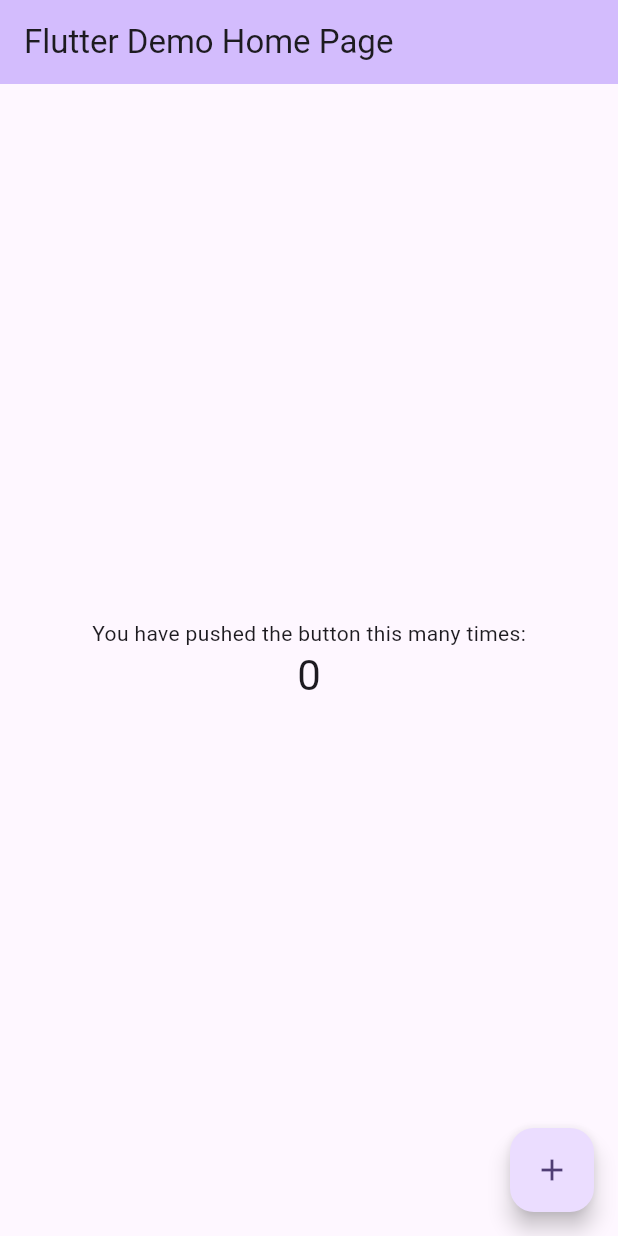
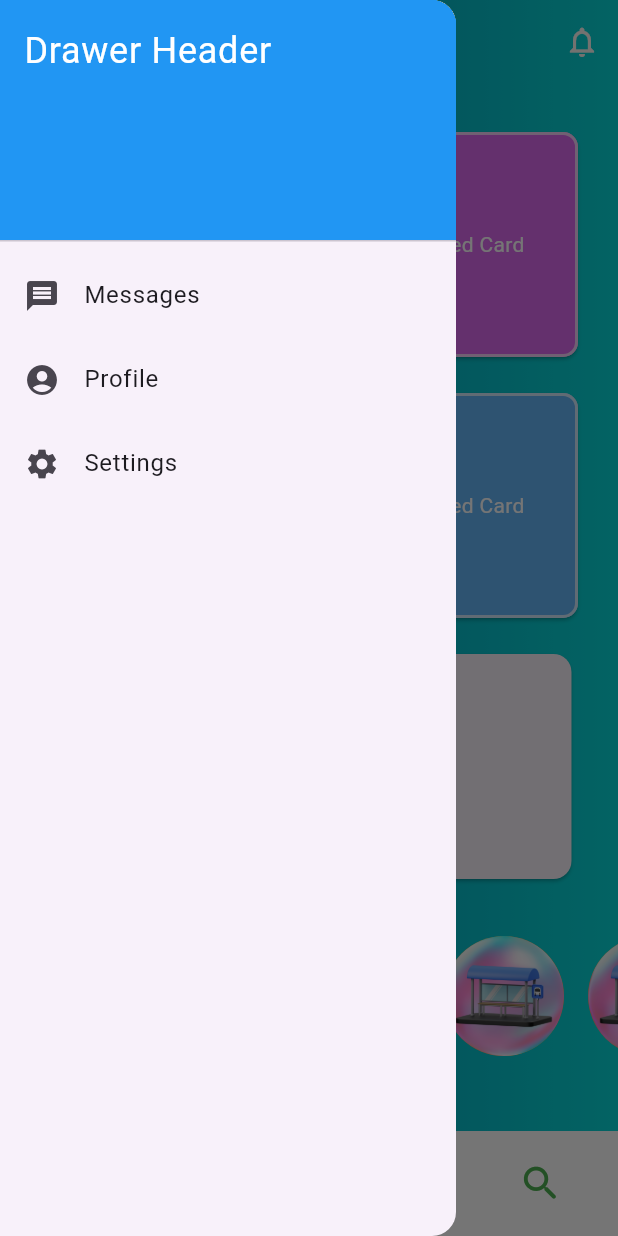
Before and after one commit to MustafaOzkaya1/akillisehir, a Flutter app: the screen it shows after launch, with the side drawer open (before the commit the screen has no drawer), on a phone screen of 412 x 824 dp. Run offline on Flutter 3.47's test engine with Material 3 defaults, Android fonts, the phone set to English and light mode, and no system bars; drawn by our look-alikes of sliding_clipped_nav_bar.

Commit message:
hompage updated

```diff
--- /dev/null
+++ b/lib/controllers/functions/funtions.dart
@@ -0,0 +1,5 @@
+ //!FONKSİYONLARI BURANIN ALTINDA TANIMLA
+
+
+
+import 'package:flutter/material.dart';
--- /dev/null
+++ b/lib/controllers/variables/variables.dart
@@ -0,0 +1,14 @@
+import 'package:akillisehir/models/colors/colors.dart';
+import 'package:flutter/material.dart';
+ // TODO: DEĞİŞKENLERİ BURADA TANIMLA
+
+
+
+var appBarTextStyle = TextStyle(fontWeight: FontWeight.bold,color: acikRenkBeyaz2);
+
+String selectedPage = '';
+String selectedIndex = '';
+
+const edgeInsetsCard = const EdgeInsets.all(8.0);
+
+const edgeInsetsRow = const EdgeInsets.only(top:20);
--- a/lib/main.dart
+++ b/lib/main.dart
@@ -1,3 +1,4 @@
+import 'package:akillisehir/views/homeview/homepage.dart';
 import 'package:flutter/material.dart';
 
 void main() {
@@ -12,114 +13,12 @@
   Widget build(BuildContext context) {
     return MaterialApp(
       title: 'Flutter Demo',
+      debugShowCheckedModeBanner: false,
       theme: ThemeData(
-        // This is the theme of your application.
-        //
-        // TRY THIS: Try running your application with "flutter run". You'll see
-        // the application has a purple toolbar. Then, without quitting the app,
-        // try changing the seedColor in the colorScheme below to Colors.green
-        // and then invoke "hot reload" (save your changes or press the "hot
-        // reload" button in a Flutter-supported IDE, or press "r" if you used
-        // the command line to start the app).
-        //
-        // Notice that the counter didn't reset back to zero; the application
-        // state is not lost during the reload. To reset the state, use hot
-        // restart instead.
-        //
-        // This works for code too, not just values: Most code changes can be
-        // tested with just a hot reload.
         colorScheme: ColorScheme.fromSeed(seedColor: Colors.deepPurple),
         useMaterial3: true,
       ),
-      home: const MyHomePage(title: 'Flutter Demo Home Page'),
+      home: const Homepage(),
     );
   }
 }
-
-class MyHomePage extends StatefulWidget {
-  const MyHomePage({super.key, required this.title});
-
-  // This widget is the home page of your application. It is stateful, meaning
-  // that it has a State object (defined below) that contains fields that affect
-  // how it looks.
-
-  // This class is the configuration for the state. It holds the values (in this
-  // case the title) provided by the parent (in this case the App widget) and
-  // used by the build method of the State. Fields in a Widget subclass are
-  // always marked "final".
-
-  final String title;
-
-  @override
-  State<MyHomePage> createState() => _MyHomePageState();
-}
-
-class _MyHomePageState extends State<MyHomePage> {
-  int _counter = 0;
-
-  void _incrementCounter() {
-    setState(() {
-      // This call to setState tells the Flutter framework that something has
-      // changed in this State, which causes it to rerun the build method below
-      // so that the display can reflect the updated values. If we changed
-      // _counter without calling setState(), then the build method would not be
-      // called again, and so nothing would appear to happen.
-      _counter++;
-    });
-  }
-
-  @override
-  Widget build(BuildContext context) {
-    // This method is rerun every time setState is called, for instance as done
-    // by the _incrementCounter method above.
-    //
-    // The Flutter framework has been optimized to make rerunning build methods
-    // fast, so that you can just rebuild anything that needs updating rather
-    // than having to individually change instances of widgets.
-    return Scaffold(
-      appBar: AppBar(
-        // TRY THIS: Try changing the color here to a specific color (to
-        // Colors.amber, perhaps?) and trigger a hot reload to see the AppBar
-        // change color while the other colors stay the same.
-        backgroundColor: Theme.of(context).colorScheme.inversePrimary,
-        // Here we take the value from the MyHomePage object that was created by
-        // the App.build method, and use it to set our appbar title.
-        title: Text(widget.title),
-      ),
-      body: Center(
-        // Center is a layout widget. It takes a single child and positions it
-        // in the middle of the parent.
-        child: Column(
-          // Column is also a layout widget. It takes a list of children and
-          // arranges them vertically. By default, it sizes itself to fit its
-          // children horizontally, and tries to be as tall as its parent.
-          //
-          // Column has various properties to control how it sizes itself and
-          // how it positions its children. Here we use mainAxisAlignment to
-          // center the children vertically; the main axis here is the vertical
-          // axis because Columns are vertical (the cross axis would be
-          // horizontal).
-          //
-          // TRY THIS: Invoke "debug painting" (choose the "Toggle Debug Paint"
-          // action in the IDE, or press "p" in the console), to see the
-          // wireframe for each widget.
-          mainAxisAlignment: MainAxisAlignment.center,
-          children: <Widget>[
-            const Text(
-              'You have pushed the button this many times:',
-            ),
-            Text(
-              '$_counter',
-              style: Theme.of(context).textTheme.headlineMedium,
-            ),
-          ],
-        ),
-      ),
-      floatingActionButton: FloatingActionButton(
-        onPressed: _incrementCounter,
-        tooltip: 'Increment',
-        child: const Icon(Icons.add),
-      ), // This trailing comma makes auto-formatting nicer for build methods.
-    );
-  }
-}
--- /dev/null
+++ b/lib/models/colors/colors.dart
@@ -0,0 +1,8 @@
+import 'dart:ui';
+//RENK TANIMLAMASI BURADA YAPILIR
+var koyuSiyah = const Color(0xFF011226);
+var koyuMavi= const Color(0xFF01365C);
+var ortaMavi = const Color(0xFF0677A7);
+var renkMavi = const Color(0xFF0467A5);
+var renkTurkuaz = const Color(0xFF07D8D8);
+var acikRenkBeyaz2 = const Color(0xFFFAF9F5);
--- /dev/null
+++ b/lib/views/homeview/homepage.dart
@@ -0,0 +1,315 @@
+import 'package:akillisehir/controllers/variables/variables.dart';
+import 'package:akillisehir/models/colors/colors.dart';
+import 'package:flutter/material.dart';
+import 'package:sliding_clipped_nav_bar/sliding_clipped_nav_bar.dart';
+
+class Homepage extends StatefulWidget {
+  const Homepage({super.key});
+
+  @override
+  State<Homepage> createState() => _HomepageState();
+}
+
+class _HomepageState extends State<Homepage> {
+  int selectedIndex = 0;
+  final PageController pageController = PageController();
+
+  // Görsellerin yollarını liste olarak tanımlayın
+  final List<String> imagePaths = [
+    'images/icon1.png',
+    'images/icon2.png',
+    'images/icon2.png',
+    'images/icon2.png',
+    'images/icon2.png',
+  ];
+
+  @override
+  Widget build(BuildContext context) {
+    return Scaffold(
+      appBar: AppBar(
+        centerTitle: true,
+        leading: IconButton(
+          onPressed: () {},
+          icon: DrawerButton(
+            color: acikRenkBeyaz2,
+          ),
+        ),
+        actions: [
+          IconButton(
+            onPressed: () {},
+            icon: Icon(Icons.notifications_outlined, color: acikRenkBeyaz2),
+          ),
+        ],
+        title: Text(
+          "AKILLI İZMİR",
+          style: appBarTextStyle,
+        ),
+        flexibleSpace: Container(
+          decoration: BoxDecoration(
+            gradient: LinearGradient(
+              begin: Alignment.centerLeft,
+              end: Alignment.centerRight,
+              colors: <Color>[ortaMavi, renkTurkuaz],
+            ),
+          ),
+        ),
+      ),
+      drawer: Drawer(
+        child: ListView(
+          padding: EdgeInsets.zero,
+          children: <Widget>[
+            const DrawerHeader(
+              decoration: BoxDecoration(
+                color: Colors.blue,
+              ),
+              child: Text(
+                'Drawer Header',
+                style: TextStyle(
+                  color: Colors.white,
+                  fontSize: 24,
+                ),
+              ),
+            ),
+            ListTile(
+              leading: const Icon(Icons.message),
+              title: const Text('Messages'),
+              onTap: () {
+                setState(() {
+                  selectedPage = 'Messages';
+                });
+              },
+            ),
+            ListTile(
+              leading: const Icon(Icons.account_circle),
+              title: const Text('Profile'),
+              onTap: () {
+                setState(() {
+                  selectedPage = 'Profile';
+                });
+              },
+            ),
+            ListTile(
+              leading: const Icon(Icons.settings),
+              title: const Text('Settings'),
+              onTap: () {
+                setState(() {
+                  selectedPage = 'Settings';
+                });
+              },
+            ),
+          ],
+        ),
+      ),
+      body: PageView(
+        physics: const NeverScrollableScrollPhysics(),
+        controller: pageController,
+        children: [
+          // İlk sayfa
+          Container(
+            alignment: Alignment.center,
+            decoration: BoxDecoration(
+              gradient: LinearGradient(colors: [ortaMavi, renkTurkuaz]),
+            ),
+            child: Column(
+              children: [
+                Padding(
+                  padding: edgeInsetsRow,
+                  child: Row(
+                    mainAxisAlignment: MainAxisAlignment.spaceEvenly,
+                    children: [
+                      Padding(
+                        padding: edgeInsetsCard,
+                        child: Card(
+                          shape: RoundedRectangleBorder(
+                            side: BorderSide(color: Colors.white70, width: 2),
+                            borderRadius: BorderRadius.circular(10),
+                          ),
+                          child: _SampleCard(
+                            cardName: 'Elevated Card',
+                            cardColor: "amber",
+                          ),
+                        ),
+                      ),
+                      Padding(
+                        padding: edgeInsetsCard,
+                        child: Card(
+                          shape: RoundedRectangleBorder(
+                            side: BorderSide(color: Colors.white70, width: 2),
+                            borderRadius: BorderRadius.circular(10),
+                          ),
+                          child: _SampleCard(
+                            cardName: 'Elevated Card',
+                            cardColor: "purple",
+                          ),
+                        ),
+                      ),
+                    ],
+                  ),
+                ),
+                Row(
+                  mainAxisAlignment: MainAxisAlignment.spaceEvenly,
+                  children: [
+                    Padding(
+                      padding: edgeInsetsCard,
+                      child: Card(
+                        shape: RoundedRectangleBorder(
+                          side: BorderSide(color: Colors.white70, width: 2),
+                          borderRadius: BorderRadius.circular(10),
+                        ),
+                        child: _SampleCard(
+                          cardName: 'Elevated Card',
+                          cardColor: "red",
+                        ),
+                      ),
+                    ),
+                    Padding(
+                      padding: edgeInsetsCard,
+                      child: Card(
+                        shape: RoundedRectangleBorder(
+                          side: BorderSide(color: Colors.white70, width: 2),
+                          borderRadius: BorderRadius.circular(10),
+                        ),
+                        child: _SampleCard(
+                          cardName: 'Elevated Card',
+                          cardColor: "blue",
+                        ),
+                      ),
+                    ),
+                  ],
+                ),
+                Row(
+                  mainAxisAlignment: MainAxisAlignment.center,
+                  children: [
+                    Padding(
+                      padding: edgeInsetsCard,
+                      child: Card(
+                        child: Column(
+                          children: [
+                            Container(
+                              width: 350,
+                              height: 150,
+                              child: Center(child: Text("d")),
+                            ),
+                          ],
+                        ),
+                      ),
+                    ),
+                  ],
+                ),
+                SizedBox(height: 16), // Yukarıdan biraz boşluk bırak
+                Container(
+                  height: 100, // ListView için sabit yükseklik ayarla
+                  child: ListView.builder(
+                    scrollDirection: Axis.horizontal,
+                    itemCount: imagePaths.length,
+                    itemBuilder: (context, index) {
+                      return Padding(
+                        padding: const EdgeInsets.all(8.0),
+                        child: CircleAvatar(
+                          radius: 40,
+                          backgroundColor: Colors.orangeAccent, // Arka plan rengi
+                          child: ClipOval(
+                            child: Image.asset(
+                              imagePaths[index],
+                              fit: BoxFit.cover,
+                              width: 80,
+                              height: 80,
+                            ),
+                          ),
+                        ),
+                      );
+                    },
+                  ),
+                ),
+              ],
+            ),
+          ),
+          // İkinci sayfa
+          Center(child: Text("İkinci Sayfa İçeriği")),
+        ],
+      ),
+      bottomNavigationBar: SlidingClippedNavBar.colorful(
+        backgroundColor: Colors.white,
+        onButtonPressed: (index) {
+          setState(() {
+            selectedIndex = index;
+          });
+          pageController.animateToPage(selectedIndex,
+              duration: const Duration(milliseconds: 400),
+              curve: Curves.easeOutQuad);
+        },
+        iconSize: 30,
+        selectedIndex: selectedIndex,
+        barItems: [
+          BarItem(
+            icon: Icons.home_outlined,
+            title: 'Anasayfa',
+            activeColor: ortaMavi,
+            inactiveColor: ortaMavi,
+          ),
+          BarItem(
+            icon: Icons.search_rounded,
+            title: 'Search',
+            activeColor: Colors.red,
+            inactiveColor: Colors.green,
+          ),
+          BarItem(
+            icon: Icons.search_rounded,
+            title: 'Search',
+            activeColor: Colors.red,
+            inactiveColor: Colors.green,
+          ),
+          BarItem(
+            icon: Icons.search_rounded,
+            title: 'Search',
+            activeColor: Colors.red,
+            inactiveColor: Colors.green,
+          ),
+          // Eğer daha fazla BarItem eklemek isterseniz buraya ekleyin
+        ],
+      ),
+    );
+  }
+}
+
+class _SampleCard extends StatelessWidget {
+  const _SampleCard({required this.cardName, required this.cardColor});
+  final String cardName;
+  final String cardColor;
+
+  Color _getColorFromName(String colorName) {
+    Map<String, Color> colorMap = {
+      "red": const Color.fromARGB(255, 255, 133, 124),
+      "green": Colors.green,
+      "blue": const Color.fromARGB(255, 100, 180, 246),
+      "amber": const Color.fromARGB(255, 255, 218, 106),
+      "purple": const Color.fromARGB(255, 217, 104, 237),
+      "teal": Colors.teal,
+      "orange": Colors.orange,
+      // İstediğiniz kadar renk ekleyebilirsiniz
+    };
+    return colorMap[colorName.toLowerCase()] ?? Colors.grey;
+  }
+
+  @override
+  Widget build(BuildContext context) {
+    return Column(
+      children: [
+        Container(
+          decoration: BoxDecoration(
+            borderRadius: BorderRadius.circular(10),
+            color: _getColorFromName(cardColor),
+          ),
+          width: 160,
+          height: 150,
+          child: Center(
+            child: Text(
+              cardName,
+              style: TextStyle(color: Colors.white),
+            ),
+          ),
+        ),
+      ],
+    );
+  }
+}
```
Also changed, not shown: pubspec.yaml (+9 -69 lines), images/icon1.png (added), images/icon2.png (added), lib/screens/homepage.dart (deleted).
